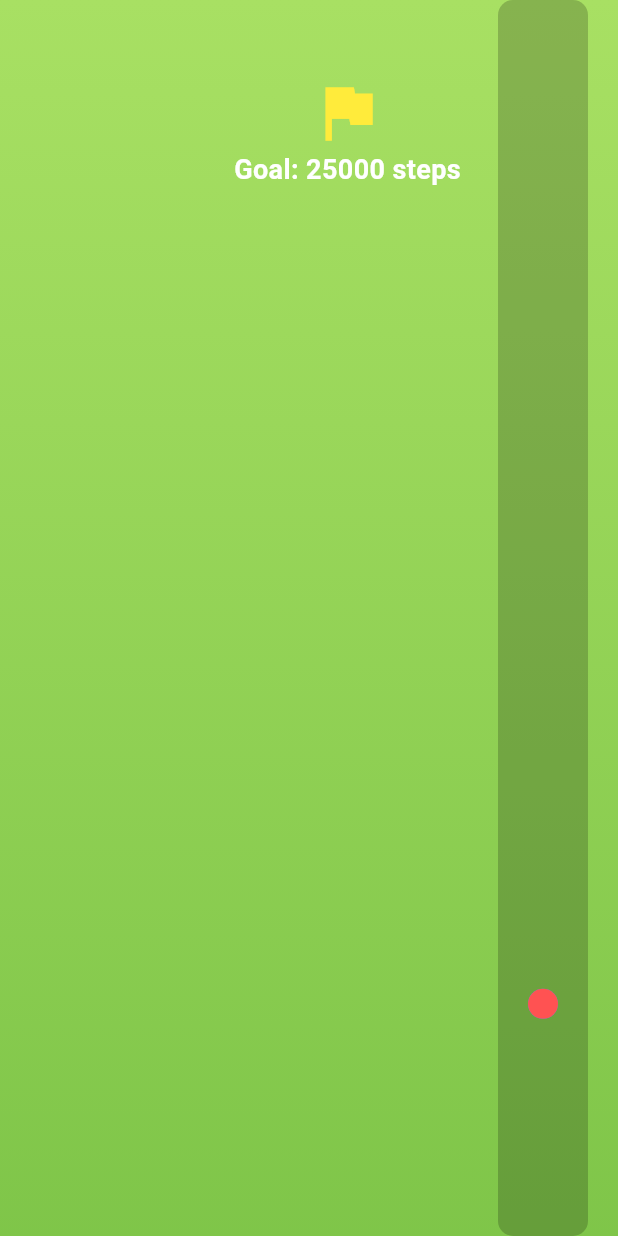
After one commit to 4arif401/rankupfcc, a Flutter app: the ChallengePage screen opened directly, after a tap on the "play arrow" icon, on a phone screen of 412 x 824 dp. The commit adds this screen. Run offline on Flutter 3.47's test engine with Material 3 defaults, Android fonts, the phone set to English and light mode, and no system bars; our stand-ins replace cloud_firestore, firebase_auth, firebase_core, geolocator, pedometer, shared_preferences; missing offline and left inert: flame; accounts and stored records are empty.

Commit message:
game vs friend implemented (dummy)

```diff
--- a/lib/custom_bottom_navigation.dart
+++ b/lib/custom_bottom_navigation.dart
@@ -3,6 +3,7 @@ import 'challenge.dart'; // Import your ChallengePage
 import 'profile.dart'; // Import your ProfilePage
 import 'friends.dart'; // Import your FriendsPage
 import 'leaderboard.dart'; // Import your LeaderboardPage
+import 'game_screen.dart';
 
 class CustomBottomNavigationBar extends StatelessWidget {
   final int currentIndex;
@@ -50,7 +51,9 @@ class CustomBottomNavigationBar extends StatelessWidget {
 
   @override
   Widget build(BuildContext context) {
-    return BottomNavigationBar(
+    return Stack(
+      children: [
+        BottomNavigationBar(
           backgroundColor: Colors.black87,
           items: const <BottomNavigationBarItem>[
             BottomNavigationBarItem(
@@ -74,6 +77,23 @@ class CustomBottomNavigationBar extends StatelessWidget {
           selectedItemColor: Colors.tealAccent,
           unselectedItemColor: Colors.white70,
           onTap: (index) => _onItemTapped(context, index),
+        ),
+        FloatingActionButton(
+          heroTag: "startGame",
+          onPressed: () {
+            Navigator.push(
+              context,
+              MaterialPageRoute(
+                builder: (context) => GameScreen(
+                  friendId: "G1m7sxFkxMeXCmaRgKCTBXba7Jx1"),
+              ),
+            );
+          },
+          backgroundColor: Colors.tealAccent,
+          child: Icon(Icons.play_arrow, color: Colors.black),
+        ),
+      ],
     );
   }
+
 }
--- /dev/null
+++ b/lib/game_screen.dart
@@ -0,0 +1,346 @@
+import 'package:flutter/material.dart';
+import 'package:cloud_firestore/cloud_firestore.dart';
+import 'package:firebase_auth/firebase_auth.dart';
+
+class GameScreen extends StatefulWidget {
+  final String friendId; // Pass friend's user ID to this page
+
+  const GameScreen({Key? key, required this.friendId}) : super(key: key);
+
+  @override
+  _GameScreenState createState() => _GameScreenState();
+}
+
+class _GameScreenState extends State<GameScreen>
+    with SingleTickerProviderStateMixin {
+  final FirebaseAuth _auth = FirebaseAuth.instance;
+  final FirebaseFirestore _firestore = FirebaseFirestore.instance;
+
+  double mySteps = 0;
+  double friendSteps = 0;
+  String myUsername = "You";
+  String friendUsername = "Friend";
+
+  late AnimationController _animationController;
+  late Animation<double> _myPositionAnimation;
+  late Animation<double> _friendPositionAnimation;
+
+  final double goalSteps = 25000; // Set a goal point for the race
+
+  @override
+  void initState() {
+    super.initState();
+
+    // Initialize default step values
+    mySteps = 0;
+    friendSteps = 0;
+
+    // Initialize animation controller
+    _animationController = AnimationController(
+      vsync: this,
+      duration: const Duration(milliseconds: 500),
+    );
+
+    // Initialize animations with default values
+    _myPositionAnimation = Tween<double>(
+      begin: 0.5,
+      end: 0.5,
+    ).animate(CurvedAnimation(parent: _animationController, curve: Curves.easeInOut));
+
+    _friendPositionAnimation = Tween<double>(
+      begin: 0.5,
+      end: 0.5,
+    ).animate(CurvedAnimation(parent: _animationController, curve: Curves.easeInOut));
+
+    // Listen for real-time updates
+    _listenForStepUpdates();
+  }
+
+  void _listenForStepUpdates() {
+    final String? userId = _auth.currentUser?.uid;
+    if (userId == null) return;
+
+    // Listen for real-time updates for the current user and friend
+    _firestore.collection('Users').doc(userId).snapshots().listen((snapshot) {
+      if (snapshot.exists) {
+        setState(() {
+          mySteps = (snapshot.data()?['steps'] ?? 0).toDouble();
+          myUsername = snapshot.data()?['username'] ?? "You";
+          _updatePositions();
+        });
+      }
+    });
+
+    _firestore.collection('Users').doc(widget.friendId).snapshots().listen((snapshot) {
+      if (snapshot.exists) {
+        setState(() {
+          friendSteps = (snapshot.data()?['steps'] ?? 0).toDouble();
+          friendUsername = snapshot.data()?['username'] ?? "Friend";
+          _updatePositions();
+        });
+      }
+    });
+  }
+
+  void _updatePositions() {
+    // Animate the positions based on progress towards the goal
+    _myPositionAnimation = Tween<double>(
+      begin: _myPositionAnimation.value,
+      end: (mySteps / goalSteps).clamp(0.0, 1.0),
+    ).animate(CurvedAnimation(parent: _animationController, curve: Curves.easeInOut));
+
+    _friendPositionAnimation = Tween<double>(
+      begin: _friendPositionAnimation.value,
+      end: (friendSteps / goalSteps).clamp(0.0, 1.0),
+    ).animate(CurvedAnimation(parent: _animationController, curve: Curves.easeInOut));
+
+    _animationController.forward(from: 0);
+  }
+
+  @override
+  void dispose() {
+    _animationController.dispose();
+    super.dispose();
+  }
+
+  @override
+  Widget build(BuildContext context) {
+    // Calculate the dynamic height of the page based on goalSteps
+    double dynamicHeight = MediaQuery.of(context).size.height * 2; // Extend height for scrolling
+
+    return Scaffold(
+      body: Stack(
+        children: [
+          SingleChildScrollView(
+            child: Container(
+              height: dynamicHeight,
+              decoration: BoxDecoration(
+                gradient: LinearGradient(
+                  colors: [Color(0xFFa8e063), Color(0xFF56ab2f)], // Grass-like gradient
+                  begin: Alignment.topCenter,
+                  end: Alignment.bottomCenter,
+                ),
+              ),
+              child: AnimatedBuilder(
+                animation: _animationController,
+                builder: (context, child) {
+                  return Stack(
+                    children: [
+                      // Goal point marker
+                      Positioned(
+                        top: 50, // Always at the top with some padding
+                        left: MediaQuery.of(context).size.width * 0.5 - 50,
+                        child: GoalPoint(goalSteps: goalSteps),
+                      ),
+
+                      // Friend's character
+                      Positioned(
+                        top: (dynamicHeight - 100) *
+                            (1 - _friendPositionAnimation.value), // Add padding for boundaries
+                        left: MediaQuery.of(context).size.width * 0.2,
+                        child: CharacterContainer(
+                          color: Colors.redAccent,
+                          label: friendUsername,
+                          steps: friendSteps,
+                        ),
+                      ),
+
+                      // Current user's character
+                      Positioned(
+                        top: (dynamicHeight - 100) *
+                            (1 - _myPositionAnimation.value), // Add padding for boundaries
+                        right: MediaQuery.of(context).size.width * 0.2,
+                        child: CharacterContainer(
+                          color: Colors.blueAccent,
+                          label: myUsername,
+                          steps: mySteps,
+                        ),
+                      ),
+                    ],
+                  );
+                },
+              ),
+            ),
+          ),
+
+          // Vertical progress bar
+          Positioned(
+            top: 0,
+            bottom: 0,
+            right: 20,
+            child: VerticalProgressBar(
+              myProgress: mySteps / goalSteps,
+              friendProgress: friendSteps / goalSteps,
+              myUsername: myUsername,
+              friendUsername: friendUsername,
+            ),
+          ),
+        ],
+      ),
+    );
+  }
+
+
+}
+
+class VerticalProgressBar extends StatelessWidget {
+  final double myProgress;
+  final double friendProgress;
+  final String myUsername;
+  final String friendUsername;
+
+  const VerticalProgressBar({
+    Key? key,
+    required this.myProgress,
+    required this.friendProgress,
+    required this.myUsername,
+    required this.friendUsername,
+  }) : super(key: key);
+
+  @override
+  Widget build(BuildContext context) {
+    final double progressBarHeight = MediaQuery.of(context).size.height * 0.8;
+
+    return Container(
+      width: 60,
+      height: progressBarHeight,
+      decoration: BoxDecoration(
+        color: Colors.black.withOpacity(0.2),
+        borderRadius: BorderRadius.circular(10),
+      ),
+      child: Stack(
+        alignment: AlignmentDirectional.center,
+        children: [
+          // My position marker
+          Positioned(
+            top: (1 - myProgress.clamp(0.0, 1.0)) * progressBarHeight,
+            child: Marker(
+              label: myUsername,
+              color: Colors.blueAccent,
+            ),
+          ),
+
+          // Friend position marker
+          Positioned(
+            top: (1 - friendProgress.clamp(0.0, 1.0)) * progressBarHeight,
+            child: Marker(
+              label: friendUsername,
+              color: Colors.redAccent,
+            ),
+          ),
+        ],
+      ),
+    );
+  }
+}
+
+class Marker extends StatelessWidget {
+  final String label;
+  final Color color;
+
+  const Marker({Key? key, required this.label, required this.color}) : super(key: key);
+
+  @override
+  Widget build(BuildContext context) {
+    return Column(
+      mainAxisSize: MainAxisSize.min,
+      children: [
+        CircleAvatar(
+          radius: 10,
+          backgroundColor: color,
+        ),
+        SizedBox(height: 5),
+        Text(
+          label,
+          style: TextStyle(
+            fontSize: 10,
+            fontWeight: FontWeight.bold,
+            color: Colors.white,
+          ),
+          textAlign: TextAlign.center,
+        ),
+      ],
+    );
+  }
+}
+
+class GoalPoint extends StatelessWidget {
+  final double goalSteps;
+
+  const GoalPoint({Key? key, required this.goalSteps}) : super(key: key);
+
+  @override
+  Widget build(BuildContext context) {
+    return Column(
+      children: [
+        Icon(Icons.flag, size: 50, color: Colors.yellow),
+        Text(
+          'Goal: ${goalSteps.toInt()} steps',
+          style: TextStyle(
+            fontSize: 18,
+            fontWeight: FontWeight.bold,
+            color: Colors.white,
+          ),
+          textAlign: TextAlign.center,
+        ),
+      ],
+    );
+  }
+}
+
+class CharacterContainer extends StatelessWidget {
+  final Color color;
+  final String label;
+  final double steps;
+
+  const CharacterContainer({
+    Key? key,
+    required this.color,
+    required this.label,
+    required this.steps,
+  }) : super(key: key);
+
+  @override
+  Widget build(BuildContext context) {
+    return Container(
+      width: 100,
+      height: 100,
+      decoration: BoxDecoration(
+        color: color,
+        borderRadius: BorderRadius.circular(50),
+        boxShadow: [
+          BoxShadow(
+            color: Colors.black.withOpacity(0.2),
+            blurRadius: 10,
+            offset: Offset(0, 5),
+          ),
+        ],
+      ),
+      child: Center(
+        child: Column(
+          mainAxisAlignment: MainAxisAlignment.center,
+          children: [
+            Text(
+              label,
+              style: TextStyle(
+                fontWeight: FontWeight.bold,
+                fontSize: 16,
+                color: Colors.white,
+              ),
+              textAlign: TextAlign.center,
+            ),
+            SizedBox(height: 5),
+            Text(
+              '${steps.toInt()} steps',
+              style: TextStyle(
+                fontSize: 14,
+                color: Colors.white70,
+              ),
+              textAlign: TextAlign.center,
+            ),
+          ],
+        ),
+      ),
+    );
+  }
+}
--- a/pubspec.yaml
+++ b/pubspec.yaml
@@ -43,6 +43,7 @@ dependencies:
   intl: ^0.20.1
   geolocator: ^13.0.2
   shared_preferences: ^2.3.5
+  flame: ^1.23.0
 
 dev_dependencies:
   flutter_test:
```
Also changed, not shown: lib/defeat_overlay.dart (added, +34 -0 lines), lib/turn_based_game.dart (added, +85 -0 lines), lib/victory_overlay.dart (added, +34 -0 lines), pubspec.lock. Lines whose indentation alone changed are shown as unchanged.
